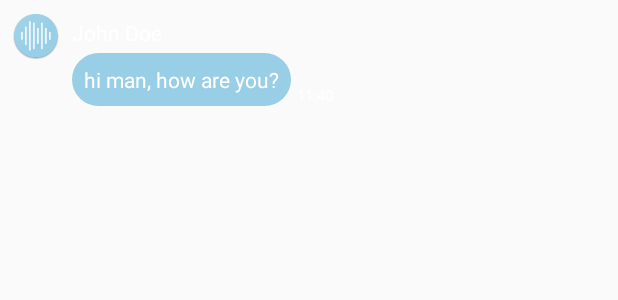
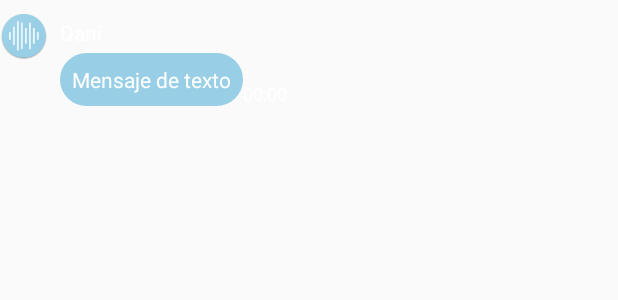
Before and after one commit to duque96/DialogflowAssistant, an Android app: the layout item_message_received_text.xml on its own in the app's theme, with its tools: preview values and no code run, on a phone screen of 412 x 824 dp. Shown: the top 300 px of the screen. Run offline under Robolectric (Android 15) with nearby library versions, the phone set to English and light mode, and no system bars.

Commit message:
Improve codecov

```diff
--- a/app/src/main/java/com/dani/dialogflowassistant/logica/externalApps/ExternalAppManager.java
+++ b/app/src/main/java/com/dani/dialogflowassistant/logica/actions/ButtonAction.java
@@ -1,12 +1,12 @@
-package com.dani.dialogflowassistant.logica.externalApps;
+package com.dani.dialogflowassistant.logica.actions;
 
 import android.content.Context;
 import android.content.Intent;
 import android.net.Uri;
 
 
-public class ExternalAppManager {
-    public void display(String[] extra, Context context) {
+public class ButtonAction {
+    public void action(String[] extra, Context context) {
         context.startActivity(new Intent(Intent.ACTION_VIEW, Uri.parse(extra[0])));
     }
 }
--- a/app/src/main/java/com/dani/dialogflowassistant/logica/async/AsyncDialogflow.java
+++ b/app/src/main/java/com/dani/dialogflowassistant/logica/async/AsyncDialogflow.java
@@ -6,7 +6,7 @@ import android.os.AsyncTask;
 import android.widget.Toast;
 
 import com.dani.dialogflowassistant.vista.MainActivity;
-import com.dani.dialogflowassistant.logica.responseType.ResponseTypeManager;
+import com.dani.dialogflowassistant.logica.response.ResponseTypeManager;
 import com.google.cloud.dialogflow.v2.DetectIntentRequest;
 import com.google.cloud.dialogflow.v2.DetectIntentResponse;
 import com.google.cloud.dialogflow.v2.QueryInput;
--- a/app/src/main/java/com/dani/dialogflowassistant/logica/dialogflowCredentials/DialogflowCredentials.java
+++ b/app/src/main/java/com/dani/dialogflowassistant/logica/credentials/DialogflowCredentials.java
@@ -1,4 +1,4 @@
-package com.dani.dialogflowassistant.logica.dialogflowCredentials;
+package com.dani.dialogflowassistant.logica.credentials;
 
 import android.app.Activity;
 
--- a/app/src/main/java/com/dani/dialogflowassistant/logica/responseType/CardResponse.java
+++ b/app/src/main/java/com/dani/dialogflowassistant/logica/response/CardResponse.java
@@ -1,12 +1,10 @@
-package com.dani.dialogflowassistant.logica.responseType;
+package com.dani.dialogflowassistant.logica.response;
 
 import com.dani.dialogflowassistant.logica.model.CardMessage;
 import com.dani.dialogflowassistant.logica.model.Message;
 import com.dani.dialogflowassistant.logica.model.User;
 import com.google.cloud.dialogflow.v2.Intent;
 import com.google.cloud.dialogflow.v2.QueryResult;
-
-import java.util.List;
 
 public class CardResponse implements ResponseType {
 
--- a/app/src/main/java/com/dani/dialogflowassistant/logica/responseType/ResponseType.java
+++ b/app/src/main/java/com/dani/dialogflowassistant/logica/response/ResponseType.java
@@ -1,12 +1,10 @@
-package com.dani.dialogflowassistant.logica.responseType;
+package com.dani.dialogflowassistant.logica.response;
 
 import com.dani.dialogflowassistant.logica.model.Message;
 import com.dani.dialogflowassistant.logica.model.User;
 import com.google.cloud.dialogflow.v2.Intent;
 import com.google.cloud.dialogflow.v2.QueryResult;
 
-import java.util.List;
-
 public interface ResponseType {
     Message execute(QueryResult queryResult, User user, Intent.Message message);
 }
--- a/app/src/main/java/com/dani/dialogflowassistant/logica/responseType/ResponseTypeManager.java
+++ b/app/src/main/java/com/dani/dialogflowassistant/logica/response/ResponseTypeManager.java
@@ -1,4 +1,4 @@
-package com.dani.dialogflowassistant.logica.responseType;
+package com.dani.dialogflowassistant.logica.response;
 
 import com.dani.dialogflowassistant.logica.util.ViewGroupUtils;
 import com.dani.dialogflowassistant.vista.MainActivity;
--- a/app/src/main/java/com/dani/dialogflowassistant/logica/responseType/TextResponse.java
+++ b/app/src/main/java/com/dani/dialogflowassistant/logica/response/TextResponse.java
@@ -1,4 +1,4 @@
-package com.dani.dialogflowassistant.logica.responseType;
+package com.dani.dialogflowassistant.logica.response;
 
 import com.dani.dialogflowassistant.vista.MainActivity;
 import com.dani.dialogflowassistant.logica.model.Message;
--- a/app/src/main/java/com/dani/dialogflowassistant/vista/speechRecognitionView/SpeechRecognitionView.java
+++ b/app/src/main/java/com/dani/dialogflowassistant/vista/speechview/SpeechRecognitionView.java
@@ -1,4 +1,4 @@
-package com.dani.dialogflowassistant.vista.speechRecognitionView;
+package com.dani.dialogflowassistant.vista.speechview;
 
 import android.app.Activity;
 import android.speech.SpeechRecognizer;
--- a/app/src/main/res/layout/item_message_received_text.xml
+++ b/app/src/main/res/layout/item_message_received_text.xml
@@ -13,8 +13,8 @@
         android:id="@+id/image_message_profile"
         android:layout_width="32dp"
         android:layout_height="32dp"
-        android:layout_marginLeft="8dp"
         android:background="@mipmap/image_received"
+        android:contentDescription="@string/image_message_profile"
         app:layout_constraintLeft_toLeftOf="parent"
         app:layout_constraintTop_toTopOf="parent" />
 
@@ -22,9 +22,9 @@
         android:id="@+id/text_message_name"
         android:layout_width="wrap_content"
         android:layout_height="wrap_content"
-        android:layout_marginLeft="8dp"
+        android:layout_marginStart="8dp"
         android:layout_marginTop="4dp"
-        android:text="John Doe"
+        android:text="@string/message_name"
         android:textColor="@android:color/white"
         app:layout_constraintLeft_toRightOf="@+id/image_message_profile"
         app:layout_constraintTop_toTopOf="parent" />
@@ -33,12 +33,12 @@
         android:id="@+id/text_message_body"
         android:layout_width="wrap_content"
         android:layout_height="wrap_content"
-        android:layout_marginLeft="8dp"
+        android:layout_marginStart="8dp"
         android:layout_marginTop="4dp"
         android:background="@drawable/rounded_rectangle_message_recieved"
         android:maxWidth="240dp"
         android:padding="8dp"
-        android:text="hi man, how are you?"
+        android:text="@string/message_body"
         android:textColor="#ffffff"
         app:layout_constraintLeft_toRightOf="@+id/image_message_profile"
         app:layout_constraintTop_toBottomOf="@+id/text_message_name" />
@@ -47,10 +47,9 @@
         android:id="@+id/text_message_time"
         android:layout_width="wrap_content"
         android:layout_height="wrap_content"
-        android:layout_marginLeft="4dp"
-        android:text="11:40"
+        android:text="@string/message_time"
         android:textColor="@android:color/white"
-        android:textSize="10sp"
+        android:textSize="12sp"
         app:layout_constraintBottom_toBottomOf="@+id/text_message_body"
         app:layout_constraintLeft_toRightOf="@+id/text_message_body" />
 
--- a/app/src/main/res/values/strings.xml
+++ b/app/src/main/res/values/strings.xml
@@ -1,3 +1,11 @@
 <resources>
     <string name="app_name">DialogflowAssistant</string>
+    <string name="image_message_profile">Dialogflow image profile</string>
+    <string name="message_name">Dani</string>
+    <string name="message_body">Mensaje de texto</string>
+    <string name="card_image">Card image response</string>
+    <string name="card_title">Título</string>
+    <string name="card_subtitle">Subtítulo</string>
+    <string name="card_button">Button</string>
+    <string name="message_time">00:00</string>
 </resources>
```
Also changed, not shown: app/src/main/java/com/dani/dialogflowassistant/logica/adapter/MessageListAdapter.java (renamed from app/src/main/java/com/dani/dialogflowassistant/logica/messageListAdapter/MessageListAdapter.java, +15 -21 lines), app/src/main/java/com/dani/dialogflowassistant/logica/speech/Speaker.java (+3 -6 lines), app/src/main/java/com/dani/dialogflowassistant/logica/speech/SpeechToText.java (+8 -7 lines), app/src/main/java/com/dani/dialogflowassistant/vista/MainActivity.java (+6 -6 lines), app/src/main/res/layout/item_message_received_card.xml (+16 -16 lines), app/src/main/res/layout/item_message_sent.xml (+3 -5 lines), app/build.gradle (line endings or trailing spaces).
